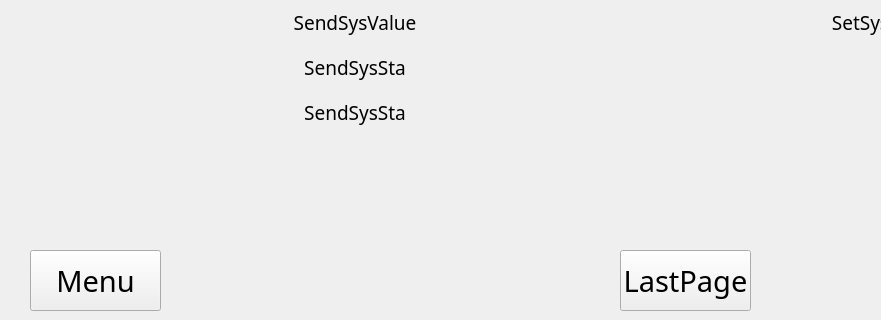
Above: canset.ui from qingdouke/TemakViews before the change; both pictures show x 0 to 881 and y 480 to 800 of the 1280 by 800 pixel window. Below: the same form after it.
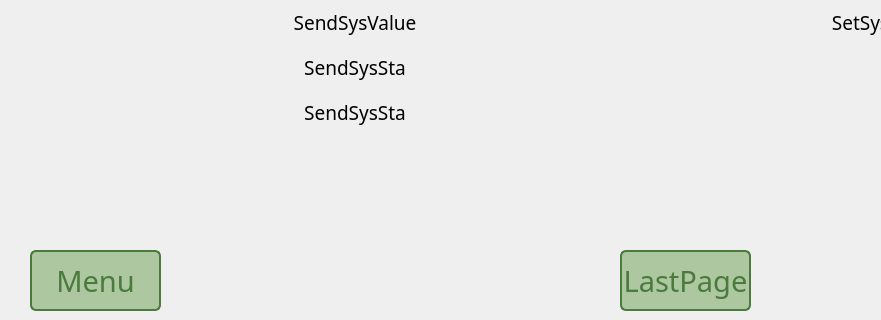
That is the form after the change.

```diff
--- a/canset.ui
+++ b/canset.ui
@@ -97,6 +97,27 @@
       <pointsize>22</pointsize>
      </font>
     </property>
+    <property name="styleSheet">
+     <string notr="true">QPushButton {
+    /* 正常状态 */
+	border:2px solid rgb(74,122,60);
+	background-color:rgb(173,199,160);
+	border-radius:6px;
+    color:rgb(74,122,60);
+}
+
+QPushButton:hover {
+    /* 鼠标停留状态 */
+    background-color: rgb(184, 192, 193);
+}
+
+QPushButton:pressed {
+    /* 鼠标按下状态 */
+
+    background-color: rgb(255,255,255);
+}
+</string>
+    </property>
     <property name="text">
      <string>Menu</string>
     </property>
@@ -129,6 +150,27 @@
       <pointsize>22</pointsize>
      </font>
     </property>
+    <property name="styleSheet">
+     <string notr="true">QPushButton {
+    /* 正常状态 */
+	border:2px solid rgb(74,122,60);
+	background-color:rgb(173,199,160);
+	border-radius:6px;
+    color:rgb(74,122,60);
+}
+
+QPushButton:hover {
+    /* 鼠标停留状态 */
+    background-color: rgb(184, 192, 193);
+}
+
+QPushButton:pressed {
+    /* 鼠标按下状态 */
+
+    background-color: rgb(255,255,255);
+}
+</string>
+    </property>
     <property name="text">
      <string>LastPage</string>
     </property>
```
